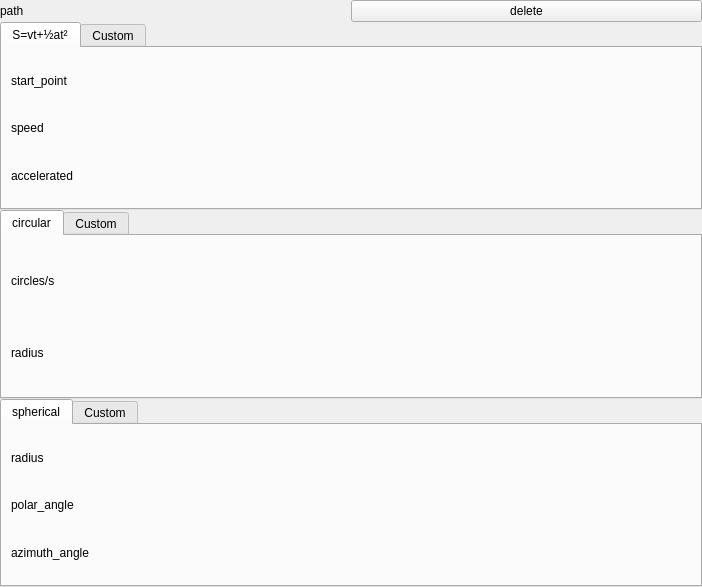
Old version of the form QT/pathwidget.ui in the repository kelingjie1/Starfall.
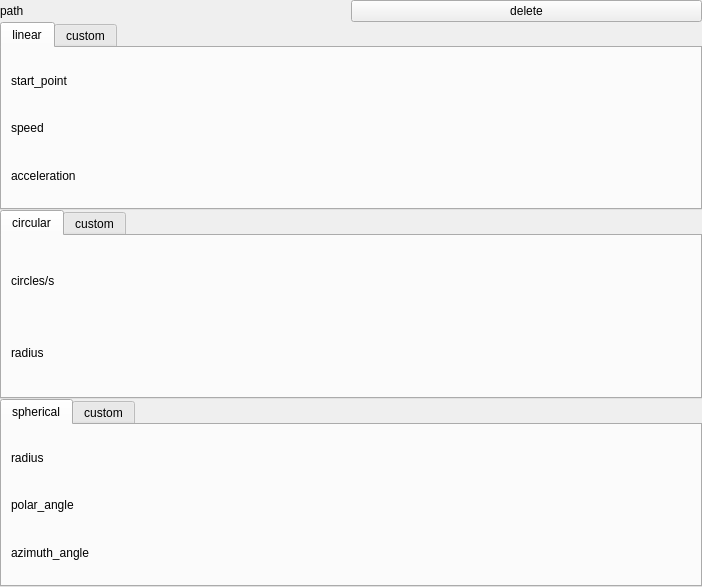
New version of the form. Custom widgets are drawn as their Qt base class.

```diff
--- a/QT/pathwidget.ui
+++ b/QT/pathwidget.ui
@@ -51,7 +51,7 @@
      </property>
      <widget class="QWidget" name="tab_3">
       <attribute name="title">
-       <string>S=vt+½at²</string>
+       <string>linear</string>
       </attribute>
       <layout class="QGridLayout" name="gridLayout">
        <property name="spacing">
@@ -83,7 +83,7 @@
        <item row="2" column="0">
         <widget class="QLabel" name="label_3">
          <property name="text">
-          <string>accelerated</string>
+          <string>acceleration</string>
          </property>
         </widget>
        </item>
@@ -91,7 +91,7 @@
      </widget>
      <widget class="QWidget" name="tab_4">
       <attribute name="title">
-       <string>Custom</string>
+       <string>custom</string>
       </attribute>
       <layout class="QVBoxLayout" name="verticalLayout_2">
        <item>
@@ -138,7 +138,7 @@
      </widget>
      <widget class="QWidget" name="tab_2">
       <attribute name="title">
-       <string>Custom</string>
+       <string>custom</string>
       </attribute>
       <layout class="QVBoxLayout" name="verticalLayout_3">
        <item>
@@ -195,7 +195,7 @@
      </widget>
      <widget class="QWidget" name="tab_6">
       <attribute name="title">
-       <string>Custom</string>
+       <string>custom</string>
       </attribute>
       <layout class="QVBoxLayout" name="verticalLayout_4">
        <item>
```
Left out of the diff: 22 changed lines with no effect on the pictures.
